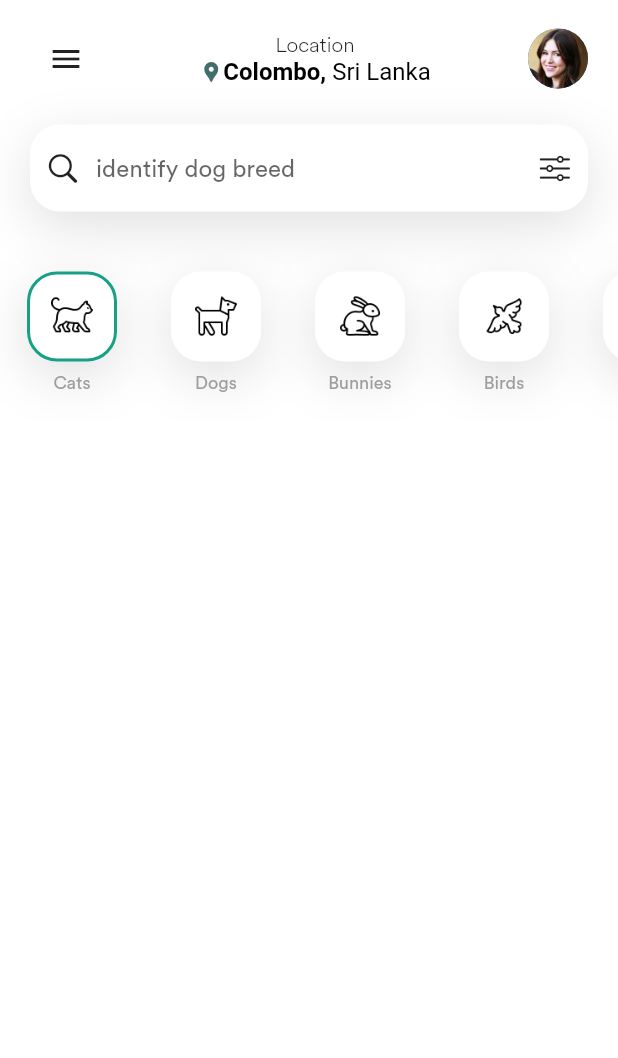
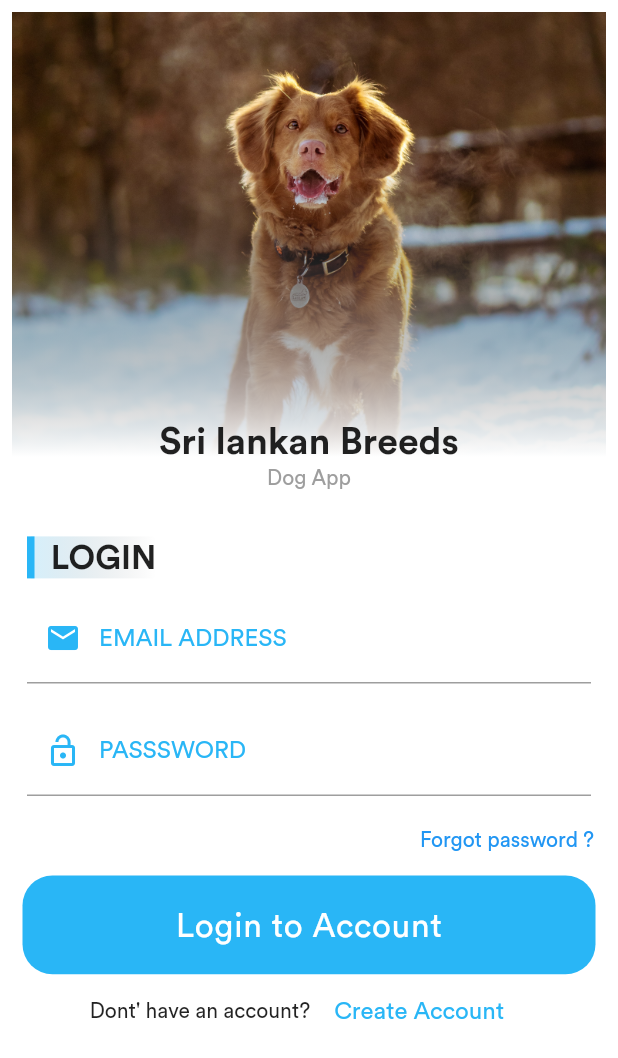
Before and after one commit to udhai483/petapp, a Flutter app: the screen it shows after launch, on a phone screen of 412 x 824 dp. Shown: the top 1058 px of the screen. Run offline on Flutter 3.47's test engine with Material 2 defaults, Android fonts, the phone set to English and light mode, and no system bars; our stand-ins replace cloud_firestore, firebase_core, font_awesome_flutter, image_picker; missing offline and left inert: dialogflow_grpc, tflite; accounts and stored records are empty; project files that could hold a hidden picture were left out.

Commit message:
login fix

```diff
--- /dev/null
+++ b/lib/colors.dart
@@ -0,0 +1,4 @@
+import 'package:flutter/cupertino.dart';
+import 'package:flutter/material.dart';
+
+const Color primaryColor = Color(0xFF29B6F6);
--- /dev/null
+++ b/lib/constants.dart
@@ -0,0 +1,235 @@
+// import 'package:srilankan_breeds/model/dogmodel.dart';
+
+const String appName = "Sri lankan Breeds";
+const String slogan = "Dog App";
+const String bgimage = 'assets/images/jamie-street-8rmYDezMIE4-unsplash.jpg';
+const String logingString = "LOGIN";
+const String forgetText = "Forgot password ?";
+const List<String> dropDownValues = [
+  'Labrador',
+  'German Shepard',
+  'Labrador Retriever',
+  'Golden Retriever	',
+  'Poodle',
+  'Bulldog',
+  'Pittbull',
+  'Siberian Husky',
+  'Pug',
+  'Dachshund',
+  'Rottweiler',
+  'Pomenarian',
+  'Greate Dane',
+  'Boxer',
+  'Dobermen',
+  'shih Tzu',
+  'St.Bernard',
+  'English Spaniel	',
+  'chow chow',
+  'Bull Terrier',
+  'Chow Chow '
+      'kangal	',
+  'German Shorthaired Pointer',
+  'English Cocker Spaniel',
+  'American pit Bull Terrier '
+];
+// List<DogModel> dogList = [
+//   DogModel(
+//     id: 'id',
+//     breedName: 'Rottweiler',
+//     imageUrl:
+//         'https://image.shutterstock.com/image-photo/male-rottweiler-undocked-tail-park-260nw-1145589755.jpg',
+//     description:
+//         'The Rottweiler descends from dogs used by the Romans to drive the herds of cattle that fed the army as it marched through Europe.',
+//     imageUrlList: ['imageUrlList'],
+//     origin: 'German',
+//     lifeSpam: 10,
+//     temperament: 'temperament',
+//     size: 'size',
+//     weight: 50,
+//     femaleHeight: 'femaleHeight',
+//     femaleWeight: 'femaleWeight',
+//     maleHeight: 'maleHeight',
+//     maleWeight: 'maleWeight',
+//     otherName: ['otherName'],
+//   ),
+//   DogModel(
+//     id: 'id',
+//     breedName: 'Labrador',
+//     imageUrl:
+//         'https://s3.amazonaws.com/cdn-origin-etr.akc.org/wp-content/uploads/2020/07/09151754/Golden-Retriever-puppy-standing-outdoors-500x486.jpg',
+//     description: 'description',
+//     imageUrlList: ['imageUrlList'],
+//     origin: 'origin',
+//     lifeSpam: 3,
+//     temperament: 'temperament',
+//     size: 'size',
+//     weight: 30,
+//     femaleHeight: 'femaleHeight',
+//     femaleWeight: 'femaleWeight',
+//     maleHeight: 'maleHeight',
+//     maleWeight: 'maleWeight',
+//     otherName: ['otherName'],
+//   ),
+//   DogModel(
+//     id: 'id',
+//     breedName: 'Breed Name',
+//     imageUrl:
+//         'https://s3.amazonaws.com/cdn-origin-etr.akc.org/wp-content/uploads/2020/07/09151754/Golden-Retriever-puppy-standing-outdoors-500x486.jpg',
+//     description: 'description',
+//     imageUrlList: ['imageUrlList'],
+//     origin: 'origin',
+//     lifeSpam: 3,
+//     temperament: 'temperament',
+//     size: 'size',
+//     weight: 30,
+//     femaleHeight: 'femaleHeight',
+//     femaleWeight: 'femaleWeight',
+//     maleHeight: 'maleHeight',
+//     maleWeight: 'maleWeight',
+//     otherName: ['otherName'],
+//   ),
+  // DogModel(
+  //   id: 'id',
+  //   breedName: 'Breed Name',
+  //   imageUrl:
+  //       'https://s3.amazonaws.com/cdn-origin-etr.akc.org/wp-content/uploads/2020/07/09151754/Golden-Retriever-puppy-standing-outdoors-500x486.jpg',
+  //   description: 'description',
+  //   imageUrlList: ['imageUrlList'],
+  //   origin: 'origin',
+  //   lifeSpam: 3,
+  //   temperament: 'temperament',
+  //   size: 'size',
+  //   weight: 30,
+  //   femaleHeight: 'femaleHeight',
+  //   femaleWeight: 'femaleWeight',
+  //   maleHeight: 'maleHeight',
+  //   maleWeight: 'maleWeight',
+  //   otherName: ['otherName'],
+  // ),
+  // DogModel(
+  //   id: 'id',
+  //   breedName: 'St.Bernard',
+  //   imageUrl:
+  //       'https://www.google.com/url?sa=i&url=http%3A%2F%2Fwww.vetstreet.com%2Fdogs%2Fsaint-bernard&psig=AOvVaw3E5eQlZCPe3MAD18ONJICB&ust=1628276821863000&source=images&cd=vfe&ved=0CAoQjRxqFwoTCIi30ovKmvICFQAAAAAdAAAAABAD',
+  //   description: 'description',
+  //   imageUrlList: ['imageUrlList'],
+  //   origin: 'origin',
+  //   lifeSpam: 3,
+  //   temperament: 'temperament',
+  //   size: 'size',
+  //   weight: 30,
+  //   femaleHeight: 'femaleHeight',
+  //   femaleWeight: 'femaleWeight',
+  //   maleHeight: 'maleHeight',
+  //   maleWeight: 'maleWeight',
+  //   otherName: ['otherName'],
+  // ),
+  // DogModel(
+  //   id: 'id',
+  //   breedName: 'Breed Name',
+  //   imageUrl:
+  //       'https://s3.amazonaws.com/cdn-origin-etr.akc.org/wp-content/uploads/2020/07/09151754/Golden-Retriever-puppy-standing-outdoors-500x486.jpg',
+  //   description: 'description',
+  //   imageUrlList: ['imageUrlList'],
+  //   origin: 'origin',
+  //   lifeSpam: 3,
+  //   temperament: 'temperament',
+  //   size: 'size',
+  //   weight: 30,
+  //   femaleHeight: 'femaleHeight',
+  //   femaleWeight: 'femaleWeight',
+  //   maleHeight: 'maleHeight',
+  //   maleWeight: 'maleWeight',
+  //   otherName: ['otherName'],
+  // ),
+  // DogModel(
+  //   id: 'id',
+  //   breedName: 'Breed Name',
+  //   imageUrl:
+  //       'https://s3.amazonaws.com/cdn-origin-etr.akc.org/wp-content/uploads/2020/07/09151754/Golden-Retriever-puppy-standing-outdoors-500x486.jpg',
+  //   description: 'description',
+  //   imageUrlList: ['imageUrlList'],
+  //   origin: 'origin',
+  //   lifeSpam: 3,
+  //   temperament: 'temperament',
+  //   size: 'size',
+  //   weight: 30,
+  //   femaleHeight: 'femaleHeight',
+  //   femaleWeight: 'femaleWeight',
+  //   maleHeight: 'maleHeight',
+  //   maleWeight: 'maleWeight',
+  //   otherName: ['otherName'],
+  // ),
+  // DogModel(
+  //   id: 'id',
+  //   breedName: 'Breed Name',
+  //   imageUrl:
+  //       'https://s3.amazonaws.com/cdn-origin-etr.akc.org/wp-content/uploads/2020/07/09151754/Golden-Retriever-puppy-standing-outdoors-500x486.jpg',
+  //   description: 'description',
+  //   imageUrlList: ['imageUrlList'],
+  //   origin: 'origin',
+  //   lifeSpam: 3,
+  //   temperament: 'temperament',
+  //   size: 'size',
+  //   weight: 30,
+  //   femaleHeight: 'femaleHeight',
+  //   femaleWeight: 'femaleWeight',
+  //   maleHeight: 'maleHeight',
+  //   maleWeight: 'maleWeight',
+  //   otherName: ['otherName'],
+  // ),
+  // DogModel(
+  //   id: 'id',
+  //   breedName: 'Breed Name',
+  //   imageUrl:
+  //       'https://s3.amazonaws.com/cdn-origin-etr.akc.org/wp-content/uploads/2020/07/09151754/Golden-Retriever-puppy-standing-outdoors-500x486.jpg',
+  //   description: 'description',
+  //   imageUrlList: ['imageUrlList'],
+  //   origin: 'origin',
+  //   lifeSpam: 3,
+  //   temperament: 'temperament',
+  //   size: 'size',
+  //   weight: 30,
+  //   femaleHeight: 'femaleHeight',
+  //   femaleWeight: 'femaleWeight',
+  //   maleHeight: 'maleHeight',
+  //   maleWeight: 'maleWeight',
+  //   otherName: ['otherName'],
+  // ),
+  // DogModel(
+  //   id: 'id',
+  //   breedName: 'Breed Name',
+  //   imageUrl:
+  //       'https://s3.amazonaws.com/cdn-origin-etr.akc.org/wp-content/uploads/2020/07/09151754/Golden-Retriever-puppy-standing-outdoors-500x486.jpg',
+  //   description: 'description',
+  //   imageUrlList: ['imageUrlList'],
+  //   origin: 'origin',
+  //   lifeSpam: 3,
+  //   temperament: 'temperament',
+  //   size: 'size',
+  //   weight: 30,
+  //   femaleHeight: 'femaleHeight',
+  //   femaleWeight: 'femaleWeight',
+  //   maleHeight: 'maleHeight',
+  //   maleWeight: 'maleWeight',
+  //   otherName: ['otherName'],
+  // ),
+  // DogModel(
+  //   id: 'id',
+  //   breedName: 'Breed Name',
+  //   imageUrl:
+  //       'https://s3.amazonaws.com/cdn-origin-etr.akc.org/wp-content/uploads/2020/07/09151754/Golden-Retriever-puppy-standing-outdoors-500x486.jpg',
+  //   description: 'description',
+  //   imageUrlList: ['imageUrlList'],
+  //   origin: 'origin',
+  //   lifeSpam: 3,
+  //   temperament: 'temperament',
+  //   size: 'size',
+  //   weight: 30,
+  //   femaleHeight: 'femaleHeight',
+  //   femaleWeight: 'femaleWeight',
+  //   maleHeight: 'maleHeight',
+  //   maleWeight: 'maleWeight',
+  //   otherName: ['otherName'],
+  // ),
+// ];
--- a/lib/main.dart
+++ b/lib/main.dart
@@ -1,5 +1,6 @@
 import 'package:PetApp/screens/home_screen.dart';
 import 'package:PetApp/screens/drawer_screen.dart';
+import 'package:PetApp/screens/loginScreen.dart';
 import 'package:firebase_core/firebase_core.dart';
 import 'package:flutter/material.dart';
 
@@ -8,7 +9,7 @@ void main() async {
   await Firebase.initializeApp();
   runApp(
     MaterialApp(
-      home: HomePage(),
+      home: LoginScreen(),
       theme: ThemeData(fontFamily: 'Circular'),
       debugShowCheckedModeBanner: false,
     ),
--- a/lib/screens/home_screen.dart
+++ b/lib/screens/home_screen.dart
@@ -43,7 +43,8 @@ class _HomeScreenState extends State<HomeScreen> {
   Widget build(BuildContext context) {
     final size = MediaQuery.of(context).size;
 
-    return GestureDetector(
+    return Scaffold(
+      body: GestureDetector(
       onTap: () {
         if (showDrawer) {
           setState(() {
@@ -255,6 +256,7 @@ class _HomeScreenState extends State<HomeScreen> {
                   ])),
             ))
       ]),
+    ),
     );
   }
 }
--- /dev/null
+++ b/lib/screens/loginScreen.dart
@@ -0,0 +1,206 @@
+import 'dart:ui' show FontWeight, Radius;
+import 'package:flutter/material.dart';
+import 'package:PetApp/colors.dart';
+import 'package:PetApp/screens/home_screen.dart';
+import '../constants.dart';
+
+class LoginScreen extends StatefulWidget {
+  static String routeName = '/loginScreen';
+  const LoginScreen(
+  {Key key}) : super(key: key);
+
+  @override
+  _LoginScreenState createState() => _LoginScreenState();
+}
+
+class _LoginScreenState extends State<LoginScreen> {
+  GlobalKey<FormState> formKey = GlobalKey<FormState>();
+  String _email , _password;
+
+  @override
+  Widget build(BuildContext context) {
+    double heigth = MediaQuery.of(context).size.height;
+    double width = MediaQuery.of(context).size.width;
+    print(heigth);
+    print(width);
+    return Scaffold(
+      backgroundColor: Colors.white,
+      resizeToAvoidBottomInset: true,
+      body: Padding(
+        padding: const EdgeInsets.all(8.0),
+        child: GestureDetector(
+          onTap: () => FocusScope.of(context).unfocus(),
+          child: SingleChildScrollView(
+            child: Form(
+              key: formKey,
+              child: Column(
+                crossAxisAlignment: CrossAxisAlignment.start,
+                mainAxisAlignment: MainAxisAlignment.start,
+                children: <Widget>[
+                  Stack(
+                    children: <Widget>[
+                      Image.asset(
+                        bgimage,
+                        height: heigth * 0.40,
+                        width: width,
+                        fit: BoxFit.cover,
+                      ),
+                      Container(
+                        height: heigth * 0.40,
+                        width: width,
+                        decoration: BoxDecoration(
+                          gradient: LinearGradient(
+                              stops: [0.3, 0.9],
+                              begin: Alignment.topCenter,
+                              end: Alignment.bottomCenter,
+                              colors: [Colors.transparent, Colors.white]),
+                        ),
+                        //  color: Colors.lightBlueAccent.withOpacity(0.3),
+                      ),
+                      Positioned(
+                        bottom: 10,
+                        left: 0,
+                        right: 0,
+                        child: Center(
+                          child: Column(
+                            children: [
+                              Text(
+                                appName,
+                                style: TextStyle(
+                                    fontSize: 25, fontWeight: FontWeight.w700),
+                              ),
+                              Text(slogan, style: TextStyle(color: Colors.grey))
+                            ],
+                          ),
+                        ),
+                      ),
+                    ],
+                  ),
+                  Padding(
+                    padding: const EdgeInsets.only(left: 10.0, top: 20),
+                    child: Container(
+                      child: Text(
+                        "  $logingString",
+                        style: TextStyle(
+                            fontWeight: FontWeight.bold, fontSize: 22),
+                      ),
+                      decoration: BoxDecoration(
+                          gradient: LinearGradient(
+                            colors: [
+                              primaryColor.withOpacity(0.2),
+                              Colors.transparent
+                            ],
+                          ),
+                          border: Border(
+                              left: BorderSide(color: primaryColor, width: 5))),
+                    ),
+                  ),
+                  Padding(
+                    padding: const EdgeInsets.all(10.0),
+                    child: TextFormField(
+                      onSaved: (value) {
+                        _email = value;
+                      },
+                      validator: (email) {
+                        if (email.isEmpty)
+                          return "please Enter Email";
+                        else if (!RegExp(
+                                r"^[a-zA-Z0-9.a-zA-Z0-9.!#$%&'*+-/=?^_`{|}~]+@[a-zA-Z0-9]+\.[a-zA-Z]+")
+                            .hasMatch(email)) return "Invalid Emailaddress";
+                        return null;
+                      },
+                      keyboardType: TextInputType.emailAddress,
+                      decoration: InputDecoration(
+                          focusedBorder: UnderlineInputBorder(
+                              borderSide: BorderSide(color: primaryColor)),
+                          prefixIcon: Icon(Icons.email, color: primaryColor),
+                          labelText: "EMAIL ADDRESS",
+                          labelStyle:
+                              TextStyle(color: primaryColor, fontSize: 16)),
+                    ),
+                  ),
+                  Padding(
+                    padding: const EdgeInsets.symmetric(
+                        horizontal: 10.0, vertical: 5),
+                    child: TextFormField(
+                      onSaved: (value) {
+                        _password = value;
+                      },
+                      validator: (password) {
+                        if (password.isEmpty)
+                          return "please Enter Password";
+                        else if (password.length < 8 || password.length > 15)
+                          return "Password length is incorrect";
+                        return null;
+                      },
+                      obscureText: true,
+                      decoration: InputDecoration(
+                          focusedBorder: UnderlineInputBorder(
+                              borderSide: BorderSide(color: primaryColor)),
+                          prefixIcon:
+                              Icon(Icons.lock_open, color: primaryColor),
+                          labelText: "PASSSWORD",
+                          labelStyle:
+                              TextStyle(color: primaryColor, fontSize: 16)),
+                    ),
+                  ),
+                  Align(
+                      alignment: Alignment.centerRight,
+                      child: TextButton(
+                          onPressed: () {}, child: Text(forgetText))),
+                  Center(
+                      child: SizedBox(
+                          height: heigth * 0.08,
+                          width: width - 30,
+                          child: FlatButton(
+                            shape: RoundedRectangleBorder(
+                                borderRadius:
+                                    BorderRadius.all(Radius.circular(20))),
+                            color: primaryColor,
+                            onPressed: () {
+                              if (formKey.currentState.validate()) {
+                                formKey.currentState.save();
+                                if (_email == "test@gmail.com" &&
+                                    _password == "root@123") {
+                                  FocusScope.of(context).unfocus();
+
+                                  Navigator.push(
+                                    context,
+                                    MaterialPageRoute(
+                                      builder: (context) => HomeScreen(),
+                                    ),
+                                  );
+                                } else {
+                                  print("Invalid login Details");
+                                }
+                              }
+                            },
+                            child: Text(
+                              "Login to Account",
+                              style: TextStyle(
+                                  letterSpacing: 0.5,
+                                  fontWeight: FontWeight.w500,
+                                  fontSize: 22,
+                                  color: Colors.white),
+                            ),
+                          ))),
+                  Row(
+                    mainAxisAlignment: MainAxisAlignment.center,
+                    children: <Widget>[
+                      Text("Dont' have an account?"),
+                      FlatButton(
+                          onPressed: () {},
+                          child: Text("Create Account",
+                              style:
+                                  TextStyle(color: primaryColor, fontSize: 16)))
+                    ],
+                  ),
+                ],
+              ),
+            ),
+          ),
+        ),
+      ),
+    );
+  }
+}
--- a/pubspec.yaml
+++ b/pubspec.yaml
@@ -50,6 +50,7 @@ flutter:
   assets:
     - assets/
     - images/
+    - assets/images/
 
   fonts:
     - family: Circular
```
Also changed, not shown: assets/images/jamie-street-8rmYDezMIE4-unsplash.jpg (added), assets/test.jpeg (added).
